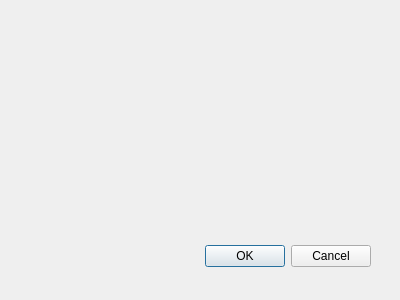
First picture: the form in Chess/dialog1.ui, repository wmhst7/THU-Grade-1-Summer-Semester-Homework, before the edit.
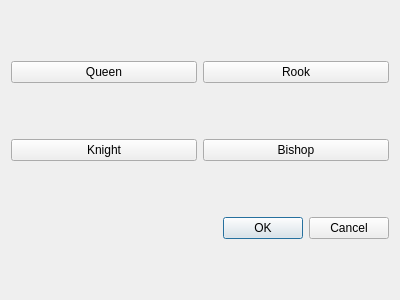
Second picture: the form after the edit.

The edit to the form file:
```diff
--- a/Chess/dialog1.ui
+++ b/Chess/dialog1.ui
@@ -15,15 +15,37 @@
   <property name="windowTitle">
    <string>Dialog</string>
   </property>
+  <layout class="QGridLayout" name="gridLayout">
+   <item row="0" column="0">
+    <widget class="QPushButton" name="QBtn">
+     <property name="text">
+      <string>Queen</string>
+     </property>
+    </widget>
+   </item>
+   <item row="0" column="1">
+    <widget class="QPushButton" name="RBtn">
+     <property name="text">
+      <string>Rook</string>
+     </property>
+    </widget>
+   </item>
+   <item row="1" column="0">
+    <widget class="QPushButton" name="KBtn">
+     <property name="text">
+      <string>Knight</string>
+     </property>
+    </widget>
+   </item>
+   <item row="1" column="1">
+    <widget class="QPushButton" name="BBtn">
+     <property name="text">
+      <string>Bishop</string>
+     </property>
+    </widget>
+   </item>
+   <item row="2" column="0" colspan="2">
   <widget class="QDialogButtonBox" name="buttonBox">
-   <property name="geometry">
-    <rect>
-     <x>30</x>
-     <y>240</y>
-     <width>341</width>
-     <height>32</height>
-    </rect>
-   </property>
    <property name="orientation">
     <enum>Qt::Horizontal</enum>
    </property>
@@ -31,6 +53,8 @@
     <set>QDialogButtonBox::Cancel|QDialogButtonBox::Ok</set>
    </property>
   </widget>
+   </item>
+  </layout>
  </widget>
  <pixmapfunction/>
  <resources/>
```
Left out of the diff: 7 changed lines with no effect on the pictures. Lines whose indentation alone changed are shown as unchanged.
